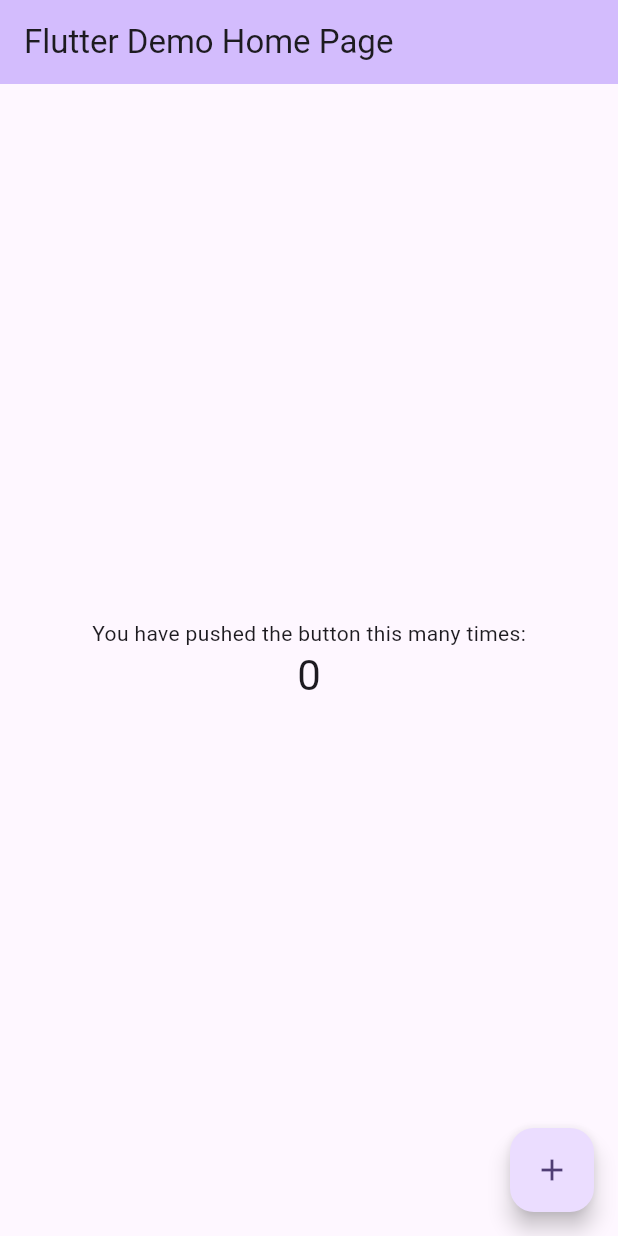
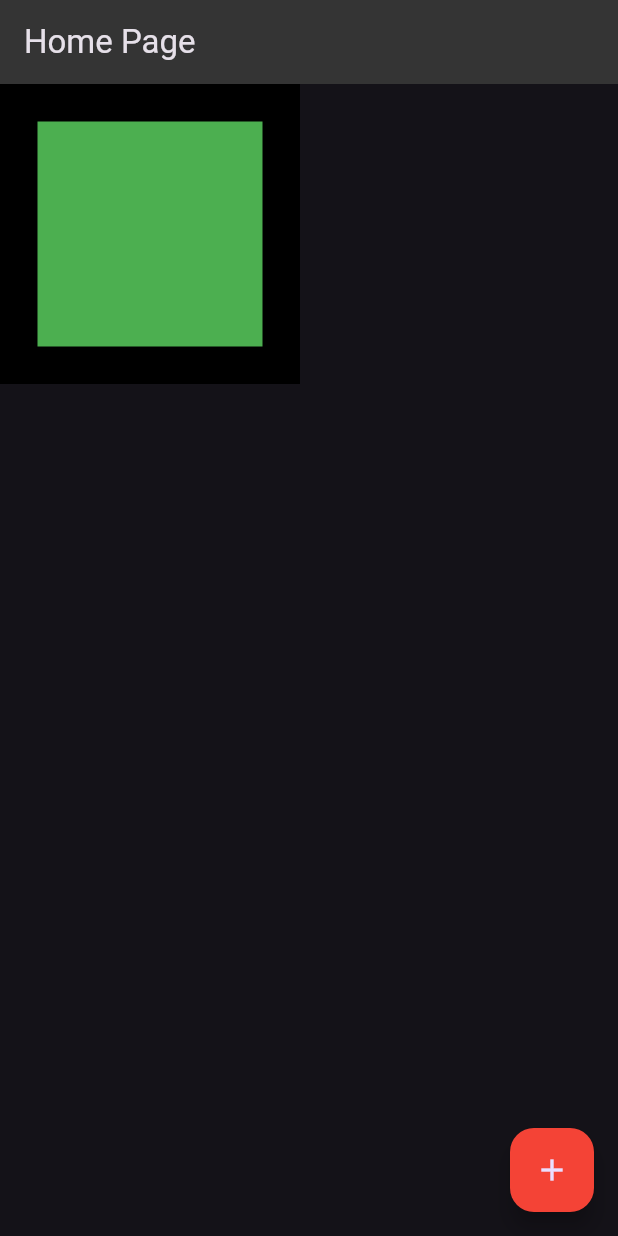
Before and after one commit to LeonardoDMelo/aula1, a Flutter app: the screen it shows after launch, on a phone screen of 412 x 824 dp. Run offline on Flutter 3.47's test engine with Material 3 defaults, Android fonts, the phone set to English and light mode, and no system bars.

Commit message:
Começando

```diff
--- /dev/null
+++ b/lib/app_widget.dart
@@ -0,0 +1,13 @@
+import 'package:aula1/home_page.dart';
+import 'package:flutter/material.dart';
+
+class AppWidget extends StatelessWidget {
+  @override
+  Widget build(BuildContext context) {
+    return MaterialApp(
+      theme: ThemeData.dark(),
+      // theme: ThemeData(primarySwatch: const Color.fromARGB(255, 183, 142, 139)),
+      home: HomePage(),
+    );
+  }
+}
--- /dev/null
+++ b/lib/home_page.dart
@@ -0,0 +1,44 @@
+import 'package:flutter/material.dart';
+
+class HomePage extends StatefulWidget {
+  @override
+  State<HomePage> createState() {
+    return HomePageState();
+  }
+}
+
+class HomePageState extends State<HomePage> {
+  int counter = 0;
+
+  @override
+  Widget build(BuildContext context) {
+    return Scaffold(
+      appBar: AppBar(
+        title: Text('Home Page'),
+        backgroundColor: Color.fromARGB(255, 52, 52, 52),
+      ),
+      body: Container(
+        height: 200,
+        width: 200,
+        color: Colors.black,
+        child: Align(
+          alignment: Alignment.center,
+          child: Container(
+            height: 150,
+            width: 150,
+            color: Colors.green,
+          ),
+        ),
+      ),
+      floatingActionButton: FloatingActionButton(
+        child: Icon(Icons.add),
+        backgroundColor: Colors.red,
+        onPressed: () {
+          setState(() {
+            counter++;
+          });
+        },
+      ),
+    );
+  }
+}
--- a/lib/main.dart
+++ b/lib/main.dart
@@ -1,125 +1,7 @@
+import 'dart:ui';
+import 'package:aula1/app_widget.dart';
 import 'package:flutter/material.dart';
 
-void main() {
-  runApp(const MyApp());
+main() {
+  runApp(AppWidget());
 }
-
-class MyApp extends StatelessWidget {
-  const MyApp({super.key});
-
-  // This widget is the root of your application.
-  @override
-  Widget build(BuildContext context) {
-    return MaterialApp(
-      title: 'Flutter Demo',
-      theme: ThemeData(
-        // This is the theme of your application.
-        //
-        // TRY THIS: Try running your application with "flutter run". You'll see
-        // the application has a purple toolbar. Then, without quitting the app,
-        // try changing the seedColor in the colorScheme below to Colors.green
-        // and then invoke "hot reload" (save your changes or press the "hot
-        // reload" button in a Flutter-supported IDE, or press "r" if you used
-        // the command line to start the app).
-        //
-        // Notice that the counter didn't reset back to zero; the application
-        // state is not lost during the reload. To reset the state, use hot
-        // restart instead.
-        //
-        // This works for code too, not just values: Most code changes can be
-        // tested with just a hot reload.
-        colorScheme: ColorScheme.fromSeed(seedColor: Colors.deepPurple),
-        useMaterial3: true,
-      ),
-      home: const MyHomePage(title: 'Flutter Demo Home Page'),
-    );
-  }
-}
-
-class MyHomePage extends StatefulWidget {
-  const MyHomePage({super.key, required this.title});
-
-  // This widget is the home page of your application. It is stateful, meaning
-  // that it has a State object (defined below) that contains fields that affect
-  // how it looks.
-
-  // This class is the configuration for the state. It holds the values (in this
-  // case the title) provided by the parent (in this case the App widget) and
-  // used by the build method of the State. Fields in a Widget subclass are
-  // always marked "final".
-
-  final String title;
-
-  @override
-  State<MyHomePage> createState() => _MyHomePageState();
-}
-
-class _MyHomePageState extends State<MyHomePage> {
-  int _counter = 0;
-
-  void _incrementCounter() {
-    setState(() {
-      // This call to setState tells the Flutter framework that something has
-      // changed in this State, which causes it to rerun the build method below
-      // so that the display can reflect the updated values. If we changed
-      // _counter without calling setState(), then the build method would not be
-      // called again, and so nothing would appear to happen.
-      _counter++;
-    });
-  }
-
-  @override
-  Widget build(BuildContext context) {
-    // This method is rerun every time setState is called, for instance as done
-    // by the _incrementCounter method above.
-    //
-    // The Flutter framework has been optimized to make rerunning build methods
-    // fast, so that you can just rebuild anything that needs updating rather
-    // than having to individually change instances of widgets.
-    return Scaffold(
-      appBar: AppBar(
-        // TRY THIS: Try changing the color here to a specific color (to
-        // Colors.amber, perhaps?) and trigger a hot reload to see the AppBar
-        // change color while the other colors stay the same.
-        backgroundColor: Theme.of(context).colorScheme.inversePrimary,
-        // Here we take the value from the MyHomePage object that was created by
-        // the App.build method, and use it to set our appbar title.
-        title: Text(widget.title),
-      ),
-      body: Center(
-        // Center is a layout widget. It takes a single child and positions it
-        // in the middle of the parent.
-        child: Column(
-          // Column is also a layout widget. It takes a list of children and
-          // arranges them vertically. By default, it sizes itself to fit its
-          // children horizontally, and tries to be as tall as its parent.
-          //
-          // Column has various properties to control how it sizes itself and
-          // how it positions its children. Here we use mainAxisAlignment to
-          // center the children vertically; the main axis here is the vertical
-          // axis because Columns are vertical (the cross axis would be
-          // horizontal).
-          //
-          // TRY THIS: Invoke "debug painting" (choose the "Toggle Debug Paint"
-          // action in the IDE, or press "p" in the console), to see the
-          // wireframe for each widget.
-          mainAxisAlignment: MainAxisAlignment.center,
-          children: <Widget>[
-            const Text(
-              'You have pushed the button this many times:',
-            ),
-            Text(
-              '$_counter',
-              style: Theme.of(context).textTheme.headlineMedium,
-            ),
-          ],
-        ),
-      ),
-      floatingActionButton: FloatingActionButton(
-        onPressed: _incrementCounter,
-        tooltip: 'Increment',
-        child: const Icon(Icons.add),
-      ), // This trailing comma makes auto-formatting nicer for build methods.
-    );
-  }
-}
```
